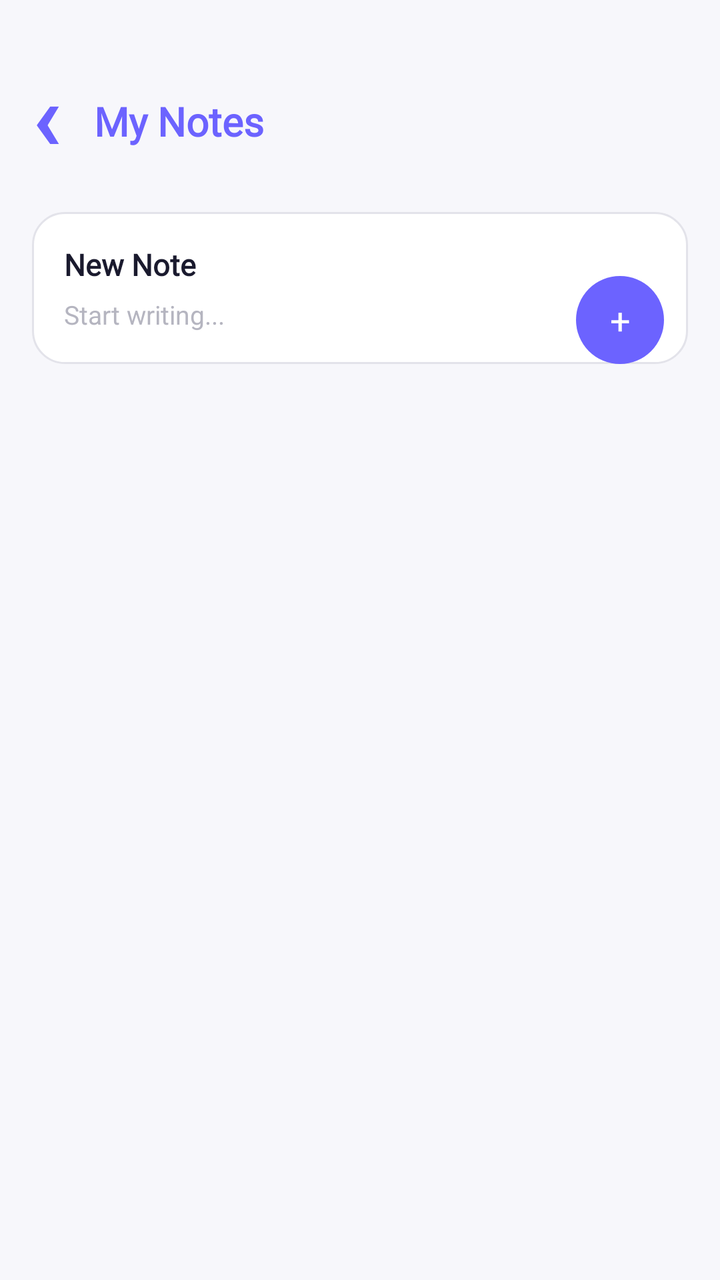
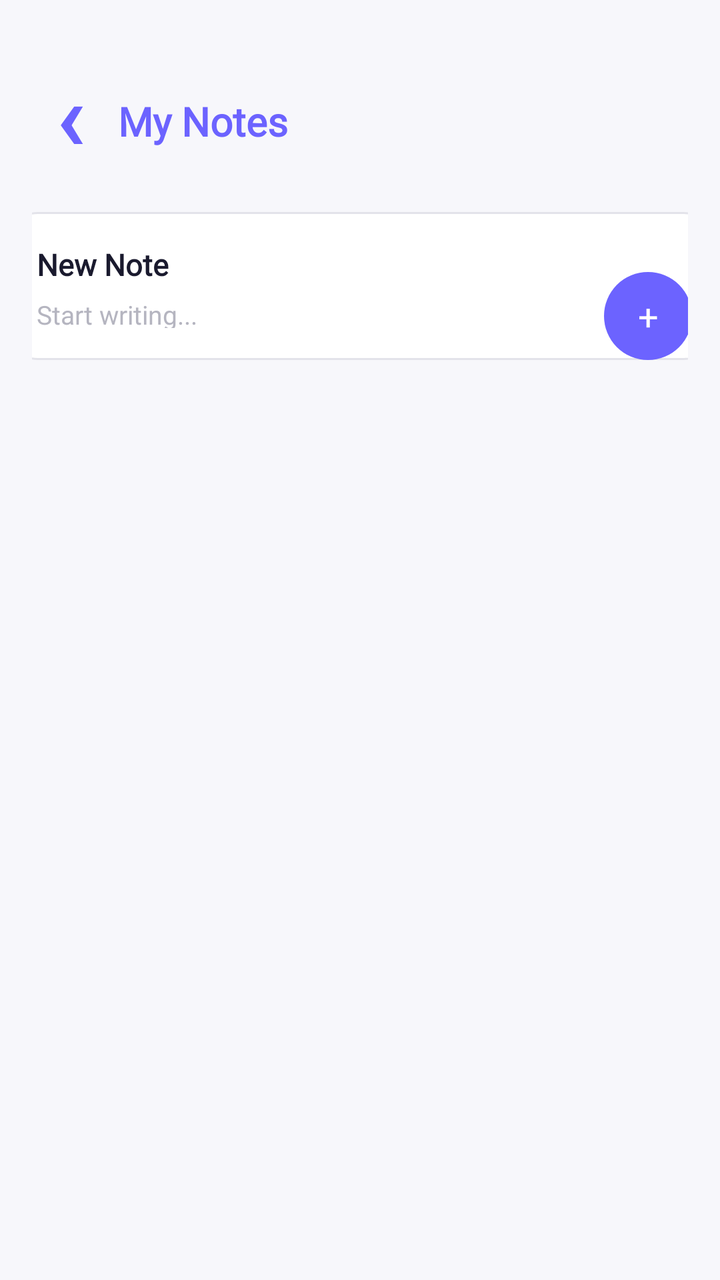

Two renders of the same Android screen: before a commit and after it. Below are the layout's source before the change and the commit's diff.
<!-- AndroidManifest.xml: application theme Theme.ClendApp -->
<!-- res/layout/misnotas.xml -->
<?xml version="1.0" encoding="utf-8"?>
<androidx.constraintlayout.widget.ConstraintLayout xmlns:android="http://schemas.android.com/apk/res/android"
    xmlns:app="http://schemas.android.com/apk/res-auto"
    xmlns:tools="http://schemas.android.com/tools"
    android:id="@+id/main"
    android:layout_width="match_parent"
    android:layout_height="match_parent"
    android:background="#F7F7FB"
    android:padding="16dp"
    tools:context=".MisNotas">

    <TextView
        android:id="@+id/btn_back"
        android:layout_width="15dp"
        android:layout_height="50dp"
        android:layout_marginTop="8dp"
        android:text="‹"
        android:textColor="#6C63FF"
        android:textSize="48sp"
        android:textStyle="bold"
        app:layout_constraintStart_toStartOf="parent"
        app:layout_constraintTop_toTopOf="parent" />

    <TextView
        android:id="@+id/tv_titulo"
        android:layout_width="wrap_content"
        android:layout_height="wrap_content"
        android:layout_marginStart="16dp"
        android:fontFamily="@font/hey_comic"
        android:text="My Notes"
        android:textColor="#6C63FF"
        android:textSize="20sp"
        android:textStyle="bold"
        app:layout_constraintBottom_toBottomOf="@+id/btn_back"
        app:layout_constraintStart_toEndOf="@+id/btn_back"
        app:layout_constraintTop_toTopOf="@+id/btn_back"
        app:layout_constraintVertical_bias="1.0" />

    <HorizontalScrollView
        android:id="@+id/scroll_categorias"
        android:layout_width="0dp"
        android:layout_height="wrap_content"
        android:layout_marginTop="16dp"
        android:scrollbars="none"
        app:layout_constraintEnd_toEndOf="parent"
        app:layout_constraintStart_toStartOf="parent"
        app:layout_constraintTop_toBottomOf="@+id/btn_back">

        <LinearLayout
            android:id="@+id/container_tags"
            android:layout_width="wrap_content"
            android:layout_height="wrap_content"
            android:orientation="horizontal">
            
        </LinearLayout>
    </HorizontalScrollView>

    <androidx.constraintlayout.widget.ConstraintLayout
        android:id="@+id/card_nueva_nota"
        android:layout_width="0dp"
        android:layout_height="wrap_content"
        android:layout_marginTop="16dp"
        android:background="@drawable/bg_input_nota"
        android:padding="16dp"
        app:layout_constraintEnd_toEndOf="parent"
        app:layout_constraintStart_toStartOf="parent"
        app:layout_constraintTop_toBottomOf="@+id/scroll_categorias">

        <TextView
            android:id="@+id/tv_nueva_nota_titulo"
            android:layout_width="0dp"
            android:layout_height="wrap_content"
            android:fontFamily="@font/hey_comic"
            android:text="New Note"
            android:textColor="#1A1A2E"
            android:textSize="15sp"
            android:textStyle="bold"
            app:layout_constraintEnd_toEndOf="parent"
            app:layout_constraintStart_toStartOf="parent"
            app:layout_constraintTop_toTopOf="parent" />

        <EditText
            android:id="@+id/et_nueva_nota"
            android:layout_width="0dp"
            android:layout_height="wrap_content"
            android:layout_marginTop="6dp"
            android:background="@android:color/transparent"
            android:hint="Start writing..."
            android:textColor="#1A1A2E"
            android:textColorHint="#B5B5C0"
            android:textSize="13sp"
            app:layout_constraintEnd_toEndOf="parent"
            app:layout_constraintStart_toStartOf="parent"
            app:layout_constraintTop_toBottomOf="@+id/tv_nueva_nota_titulo" />
    </androidx.constraintlayout.widget.ConstraintLayout>

    <TextView
        android:id="@+id/btn_agregar"
        android:layout_width="44dp"
        android:layout_height="44dp"
        android:layout_marginEnd="12dp"
        android:background="@drawable/bg_fab_circle"
        android:gravity="center"
        android:text="+"
        android:textColor="@android:color/white"
        android:textSize="18sp"
        app:layout_constraintBottom_toBottomOf="@+id/card_nueva_nota"
        app:layout_constraintEnd_toEndOf="@+id/card_nueva_nota"
        app:layout_constraintTop_toTopOf="@+id/card_nueva_nota"
        app:layout_constraintVertical_bias="1" />

    <ScrollView
        android:id="@+id/scroll_notas"
        android:layout_width="0dp"
        android:layout_height="0dp"
        android:layout_marginTop="20dp"
        android:scrollbars="none"
        app:layout_constraintBottom_toBottomOf="parent"
        app:layout_constraintEnd_toEndOf="parent"
        app:layout_constraintStart_toStartOf="parent"
        app:layout_constraintTop_toBottomOf="@+id/card_nueva_nota">

        <LinearLayout
            android:id="@+id/container_notas"
            android:layout_width="match_parent"
            android:layout_height="wrap_content"
            android:orientation="vertical">


        </LinearLayout>
    </ScrollView>

</androidx.constraintlayout.widget.ConstraintLayout>
<!-- resources referenced by this layout -->
<resources>
  <!-- drawable bg_fab_circle (drawable) -->
  <?xml version="1.0" encoding="utf-8"?>
  <shape xmlns:android="http://schemas.android.com/apk/res/android"
      android:shape="oval">
      <solid android:color="#6C63FF" />
  </shape>
  <!-- drawable bg_input_nota (drawable) -->
  <?xml version="1.0" encoding="utf-8"?>
  <shape xmlns:android="http://schemas.android.com/apk/res/android"
      android:shape="rectangle">
      <corners android:radius="16dp" />
      <solid android:color="@android:color/white" />
      <stroke
          android:width="1dp"
          android:color="#E3E3EA" />
  </shape>
  <style name="Theme.ClendApp" parent="Base.Theme.ClendApp" />
  <style name="Base.Theme.ClendApp" parent="Theme.Material3.Light.NoActionBar">
          
          <item name="colorPrimary">#7C4DFF</item>
          <item name="colorOnPrimary">@color/white</item>
      </style>
  <color name="white">#FFFFFFFF</color>
</resources>

<!-- the commit's change to res/layout/misnotas.xml (unified diff, before → after) -->
@@ -13,6 +13,7 @@
         android:id="@+id/btn_back"
         android:layout_width="15dp"
         android:layout_height="50dp"
+        android:layout_marginStart="12dp"
         android:layout_marginTop="8dp"
         android:text="‹"
         android:textColor="#6C63FF"
@@ -57,8 +58,8 @@
 
     <androidx.constraintlayout.widget.ConstraintLayout
         android:id="@+id/card_nueva_nota"
-        android:layout_width="0dp"
-        android:layout_height="wrap_content"
+        android:layout_width="356dp"
+        android:layout_height="74dp"
         android:layout_marginTop="16dp"
         android:background="@drawable/bg_input_nota"
         android:padding="16dp"
@@ -111,8 +112,8 @@
 
     <ScrollView
         android:id="@+id/scroll_notas"
-        android:layout_width="0dp"
-        android:layout_height="0dp"
+        android:layout_width="351dp"
+        android:layout_height="514dp"
         android:layout_marginTop="20dp"
         android:scrollbars="none"
         app:layout_constraintBottom_toBottomOf="parent"
